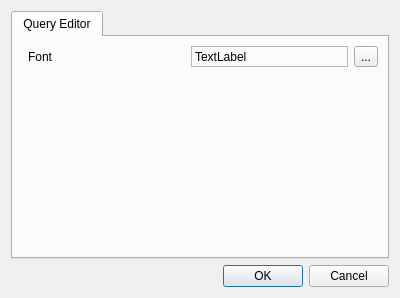
The window that sqlantaresia/SettingsDialog.ui (mtorromeo/sqlantaresia) describes before a commit, drawn with Qt 5.
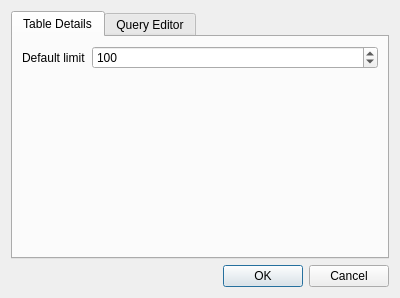
The same window after the commit.

Commit message: Configurable default query limit of the data tableview

Patch:
```diff
--- a/sqlantaresia/SettingsDialog.ui
+++ b/sqlantaresia/SettingsDialog.ui
@@ -19,20 +19,63 @@
      <property name="currentIndex">
       <number>0</number>
      </property>
-     <widget class="QWidget" name="tab">
+     <widget class="QWidget" name="tabDetails">
+      <attribute name="title">
+       <string>Table Details</string>
+      </attribute>
+      <layout class="QGridLayout" name="gridLayout_2" columnstretch="0,1">
+       <item row="0" column="0">
+        <widget class="QLabel" name="lblDefaultLimit">
+         <property name="text">
+          <string>Default limit</string>
+         </property>
+        </widget>
+       </item>
+       <item row="0" column="1">
+        <widget class="QSpinBox" name="spinDefaultLimit">
+         <property name="minimum">
+          <number>1</number>
+         </property>
+         <property name="maximum">
+          <number>10000</number>
+         </property>
+         <property name="singleStep">
+          <number>100</number>
+         </property>
+         <property name="value">
+          <number>100</number>
+         </property>
+        </widget>
+       </item>
+       <item row="1" column="0">
+        <spacer name="verticalSpacer_2">
+         <property name="orientation">
+          <enum>Qt::Vertical</enum>
+         </property>
+         <property name="sizeHint" stdset="0">
+          <size>
+           <width>20</width>
+           <height>40</height>
+          </size>
+         </property>
+        </spacer>
+       </item>
+      </layout>
+     </widget>
+     <widget class="QWidget" name="tabEditor">
       <attribute name="title">
        <string>Query Editor</string>
       </attribute>
-      <layout class="QFormLayout" name="formLayout">
+      <layout class="QGridLayout" name="gridLayout" columnstretch="0,1">
+       <item row="0" column="0">
+        <widget class="QLabel" name="lblFont">
+         <property name="text">
+          <string>Font</string>
+         </property>
+        </widget>
+       </item>
        <item row="0" column="1">
         <layout class="QHBoxLayout" name="horizontalLayout">
-         <item>
-          <widget class="QLabel" name="lblFont">
-           <property name="text">
-            <string>Font</string>
-           </property>
-          </widget>
-         </item>
          <item>
           <widget class="QLabel" name="lblSelectedFont">
            <property name="frameShape">
```
Left out of the diff: 13 changed lines with no effect on the pictures. The commit also changes 2 other files.
